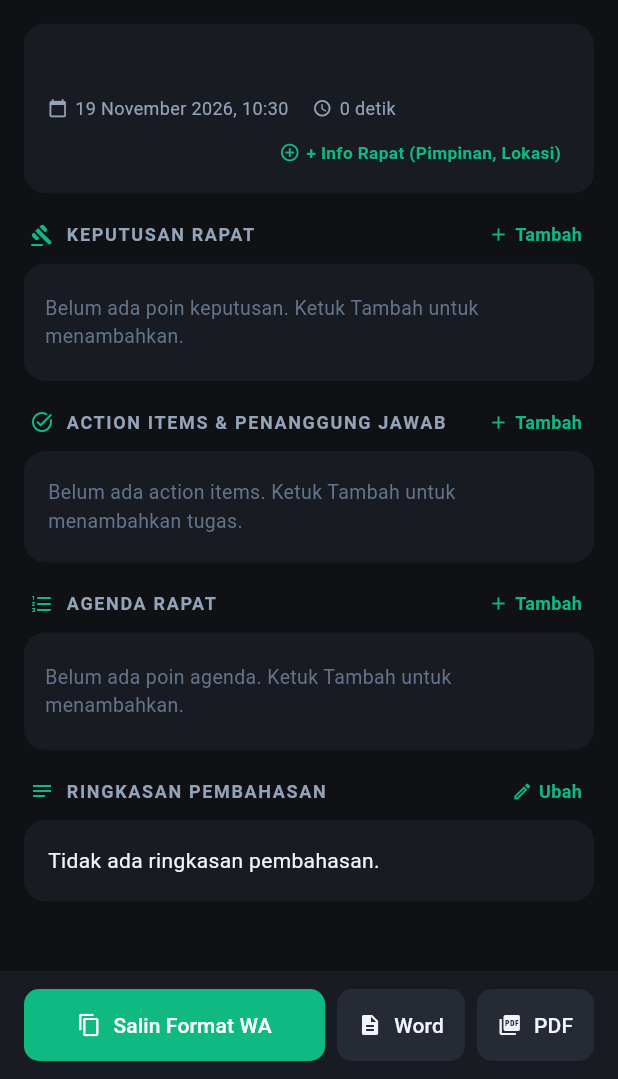
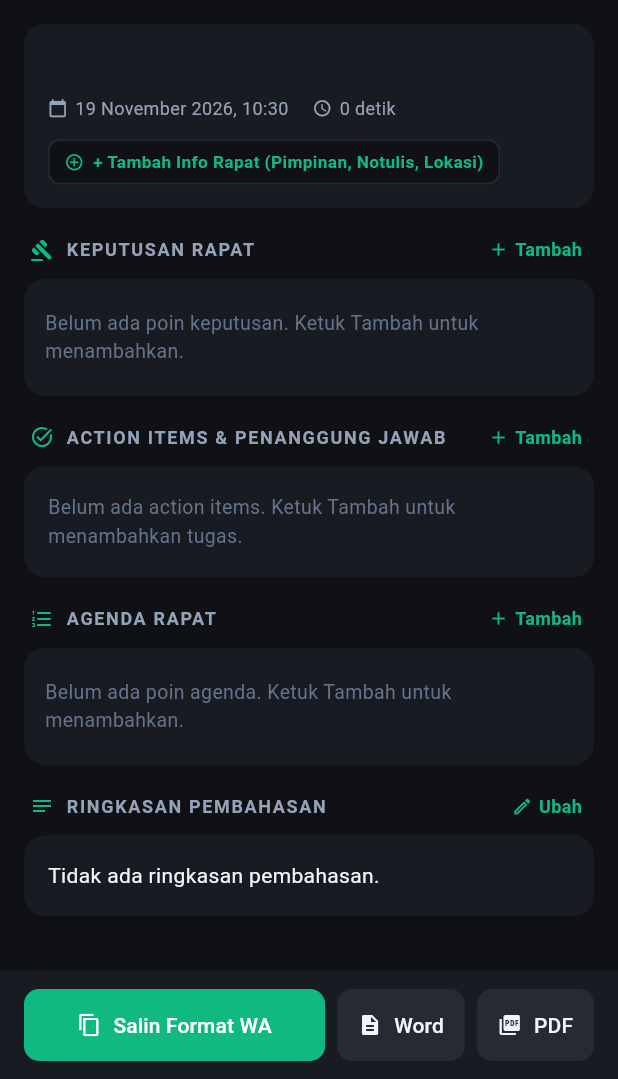
Before and after one commit to feliofranky/notulensi, a Flutter app: the ResultScreen screen opened directly with empty values, on a phone screen of 412 x 824 dp, the part 157-1236 px from its top. Run offline on Flutter 3.47's test engine with Material 3 defaults, Android fonts, the phone set to English and light mode, and no system bars; our stand-ins replace pdf, permission_handler, share_plus, shared_preferences; missing offline and left inert: record; accounts and stored records are empty.

Commit message:
fix: clean aligned metadata in UI/PDF/Word, overwrite export on repeat clicks, and restore rich WhatsApp format with emojis

```diff
--- a/lib/screens/result_screen.dart
+++ b/lib/screens/result_screen.dart
@@ -874,75 +874,109 @@ class _ResultScreenState extends State<ResultScreen> with SingleTickerProviderSt
                     ),
                   ],
                 ),
-                if (_note.location.trim().isNotEmpty ||
-                    _note.leader.trim().isNotEmpty ||
-                    _note.notetaker.trim().isNotEmpty ||
-                    _note.participants.trim().isNotEmpty) ...[
-                  const SizedBox(height: 10),
-                  Container(
-                    width: double.infinity,
-                    padding: const EdgeInsets.symmetric(horizontal: 10, vertical: 8),
-                    decoration: BoxDecoration(
-                      color: const Color(0xFF0F1115),
-                      borderRadius: BorderRadius.circular(8),
-                    ),
-                    child: Column(
-                      crossAxisAlignment: CrossAxisAlignment.start,
-                      children: [
-                        if (_note.location.trim().isNotEmpty)
-                          Padding(
-                            padding: const EdgeInsets.only(bottom: 2),
-                            child: Text(
-                              'Tempat/Media: ${_note.location.trim()}',
-                              style: const TextStyle(color: Color(0xFF94A3B8), fontSize: 11.5),
-                            ),
-                          ),
-                        if (_note.leader.trim().isNotEmpty || _note.notetaker.trim().isNotEmpty)
-                          Padding(
-                            padding: const EdgeInsets.only(bottom: 2),
-                            child: Text(
-                              'Pimpinan: ${_note.leader.trim().isNotEmpty ? _note.leader.trim() : "-"}  |  Notulis: ${_note.notetaker.trim().isNotEmpty ? _note.notetaker.trim() : "-"}',
-                              style: const TextStyle(color: Color(0xFF94A3B8), fontSize: 11.5),
-                            ),
-                          ),
-                        if (_note.participants.trim().isNotEmpty)
-                          Text(
-                            'Peserta: ${_note.participants.trim()}',
-                            style: const TextStyle(color: Color(0xFF94A3B8), fontSize: 11.5),
-                          ),
-                      ],
-                    ),
-                  ),
-                ],
-                const SizedBox(height: 10),
-                Align(
-                  alignment: Alignment.centerRight,
-                  child: InkWell(
+                if (_note.location.trim().isEmpty &&
+                    _note.leader.trim().isEmpty &&
+                    _note.notetaker.trim().isEmpty &&
+                    _note.participants.trim().isEmpty) ...[
+                  const SizedBox(height: 12),
+                  InkWell(
                     onTap: _editMeetingInfo,
-                    borderRadius: BorderRadius.circular(6),
-                    child: Padding(
-                      padding: const EdgeInsets.symmetric(horizontal: 6, vertical: 3),
-                      child: Row(
+                    borderRadius: BorderRadius.circular(8),
+                    child: Container(
+                      padding: const EdgeInsets.symmetric(horizontal: 10, vertical: 6),
+                      decoration: BoxDecoration(
+                        color: const Color(0xFF0F1115),
+                        borderRadius: BorderRadius.circular(8),
+                        border: Border.all(color: const Color(0xFF262A34)),
+                      ),
+                      child: const Row(
                         mainAxisSize: MainAxisSize.min,
                         children: [
-                          Icon(
-                            _note.leader.isNotEmpty || _note.location.isNotEmpty ? Icons.edit_note : Icons.add_circle_outline,
-                            size: 14,
-                            color: const Color(0xFF10B981),
-                          ),
-                          const SizedBox(width: 4),
+                          Icon(Icons.add_circle_outline, size: 13, color: Color(0xFF10B981)),
+                          SizedBox(width: 6),
                           Text(
-                            _note.leader.isNotEmpty || _note.location.isNotEmpty ? 'Ubah Info Rapat' : '+ Info Rapat (Pimpinan, Lokasi)',
-                            style: const TextStyle(color: Color(0xFF10B981), fontSize: 11.5, fontWeight: FontWeight.bold),
+                            '+ Tambah Info Rapat (Pimpinan, Notulis, Lokasi)',
+                            style: TextStyle(color: Color(0xFF10B981), fontSize: 11.5, fontWeight: FontWeight.bold),
                           ),
                         ],
                       ),
                     ),
                   ),
-                ),
+                ],
               ],
             ),
           ),
+
+          // INFORMASI TAMBAHAN RAPAT (Card Elegan & Rapi Sejajar Kolom)
+          if (_note.location.trim().isNotEmpty ||
+              _note.leader.trim().isNotEmpty ||
+              _note.notetaker.trim().isNotEmpty ||
+              _note.participants.trim().isNotEmpty) ...[
+            const SizedBox(height: 12),
+            Container(
+              width: double.infinity,
+              padding: const EdgeInsets.symmetric(horizontal: 16, vertical: 12),
+              decoration: BoxDecoration(
+                color: const Color(0xFF181B21),
+                borderRadius: BorderRadius.circular(14),
+              ),
+              child: Column(
+                crossAxisAlignment: CrossAxisAlignment.start,
+                children: [
+                  Row(
+                    mainAxisAlignment: MainAxisAlignment.spaceBetween,
+                    children: [
+                      Row(
+                        children: [
+                          Container(
+                            width: 6,
+                            height: 6,
+                            decoration: const BoxDecoration(
+                              color: Color(0xFF10B981),
+                              shape: BoxShape.circle,
+                            ),
+                          ),
+                          const SizedBox(width: 8),
+                          const Text(
+                            'INFORMASI RAPAT',
+                            style: TextStyle(
+                              color: Color(0xFF94A3B8),
+                              fontSize: 11,
+                              fontWeight: FontWeight.bold,
+                              letterSpacing: 1.1,
+                            ),
+                          ),
+                        ],
+                      ),
+                      InkWell(
+                        onTap: _editMeetingInfo,
+                        borderRadius: BorderRadius.circular(6),
+                        child: const Padding(
+                          padding: EdgeInsets.symmetric(horizontal: 6, vertical: 2),
+                          child: Row(
+                            children: [
+                              Icon(Icons.edit_outlined, size: 13, color: Color(0xFF10B981)),
+                              SizedBox(width: 4),
+                              Text('Ubah', style: TextStyle(color: Color(0xFF10B981), fontSize: 11.5, fontWeight: FontWeight.bold)),
+                            ],
+                          ),
+                        ),
+                      ),
+                    ],
+                  ),
+                  const SizedBox(height: 10),
+                  if (_note.location.trim().isNotEmpty)
+                    _buildMetaRow(Icons.place_outlined, 'Tempat / Media', _note.location.trim()),
+                  if (_note.leader.trim().isNotEmpty)
+                    _buildMetaRow(Icons.person_outline, 'Pimpinan Rapat', _note.leader.trim()),
+                  if (_note.notetaker.trim().isNotEmpty)
+                    _buildMetaRow(Icons.edit_note_rounded, 'Notulis', _note.notetaker.trim()),
+                  if (_note.participants.trim().isNotEmpty)
+                    _buildMetaRow(Icons.groups_outlined, 'Peserta Hadir', _note.participants.trim()),
+                ],
+              ),
+            ),
+          ],
 
           const SizedBox(height: 16),
 
@@ -1445,6 +1479,37 @@ class _ResultScreenState extends State<ResultScreen> with SingleTickerProviderSt
     );
   }
 
+  Widget _buildMetaRow(IconData icon, String label, String value) {
+    return Padding(
+      padding: const EdgeInsets.symmetric(vertical: 4),
+      child: Row(
+        crossAxisAlignment: CrossAxisAlignment.start,
+        children: [
+          Icon(icon, size: 15, color: const Color(0xFF10B981)),
+          const SizedBox(width: 8),
+          SizedBox(
+            width: 105,
+            child: Text(
+              label,
+              style: const TextStyle(color: Color(0xFF94A3B8), fontSize: 12),
+            ),
+          ),
+          const Text(' : ', style: TextStyle(color: Color(0xFF64748B), fontSize: 12)),
+          Expanded(
+            child: Text(
+              value,
+              style: const TextStyle(
+                color: Color(0xFFF1F5F9),
+                fontSize: 12.5,
+                fontWeight: FontWeight.w500,
+              ),
+            ),
+          ),
+        ],
+      ),
+    );
+  }
+
   Widget _buildSectionHeader(
     String title,
     IconData icon, {
```
Also changed, not shown: lib/models/meeting_note.dart (+18 -16 lines), lib/services/docx_service.dart (+47 -34 lines), lib/services/pdf_service.dart (+45 -34 lines), 1 other file.
